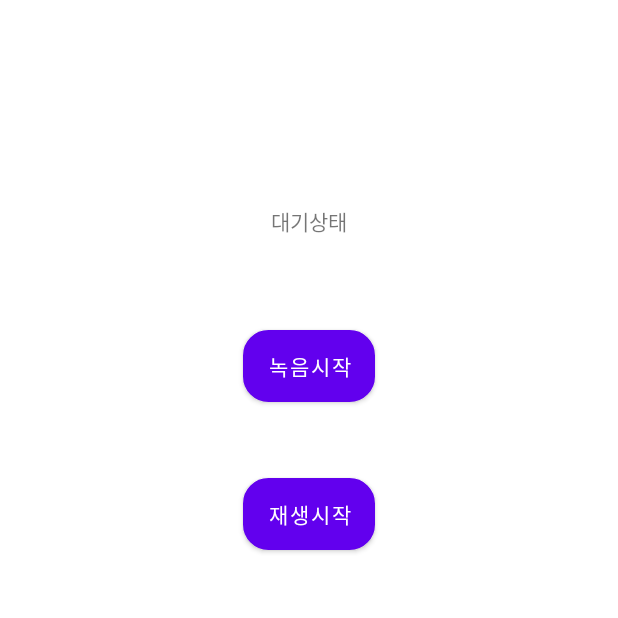
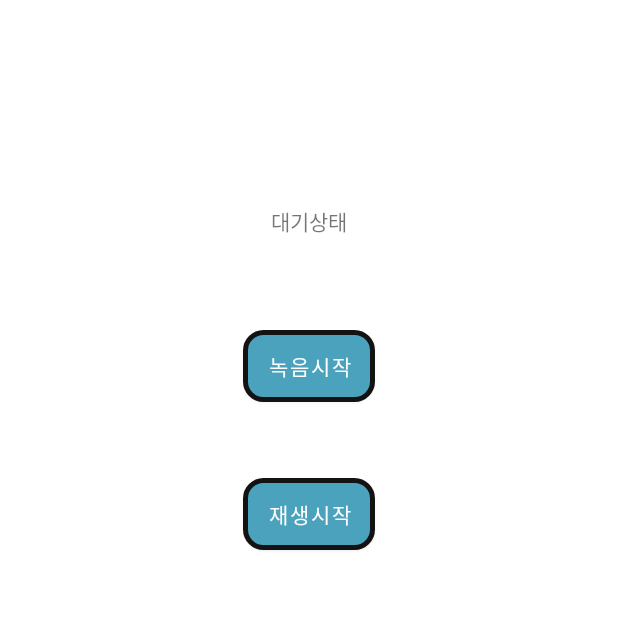
Before and after one commit to stegano3094/AudioMedia, an Android app: the screen it shows after launch (MainActivity), on a phone screen of 412 x 824 dp, the top half of it. Run offline under Robolectric (Android 15) with nearby library versions, the phone set to English and light mode, and no system bars.

Commit message:
'applyCustomButton'n'

```diff
--- a/app/src/main/res/drawable/button_radius.xml
+++ b/app/src/main/res/drawable/button_radius.xml
@@ -1,11 +1,16 @@
 <?xml version="1.0" encoding="utf-8"?>
 <shape
     xmlns:android="http://schemas.android.com/apk/res/android"
-    android:shape="rectangle" android:padding="1dp">
+    android:shape="rectangle" >
 
-    <solid android:color="#54d6ff"></solid>
-    <corners android:radius="16dp" ></corners>
+    <solid android:color="#4BA2BD" />
+    <corners
+        android:bottomLeftRadius="12dp"
+        android:bottomRightRadius="12dp"
+        android:topLeftRadius="12dp"
+        android:topRightRadius="12dp" />
     <stroke
-        android:color="#313131"
-        android:width="2dp"></stroke>
+        android:color="#131313"
+        android:width="3dp" />
+
 </shape>
--- a/app/src/main/res/layout/activity_main.xml
+++ b/app/src/main/res/layout/activity_main.xml
@@ -23,6 +23,7 @@
         android:layout_height="wrap_content"
         android:text="녹음시작"
         android:background="@drawable/button_radius"
+        app:backgroundTint="@null"
         app:layout_constraintBottom_toBottomOf="parent"
         app:layout_constraintEnd_toEndOf="parent"
         app:layout_constraintStart_toStartOf="parent"
@@ -35,6 +36,7 @@
         android:layout_height="wrap_content"
         android:text="재생시작"
         android:background="@drawable/button_radius"
+        app:backgroundTint="@null"
         app:layout_constraintBottom_toBottomOf="parent"
         app:layout_constraintEnd_toEndOf="parent"
         app:layout_constraintStart_toStartOf="parent"
```
